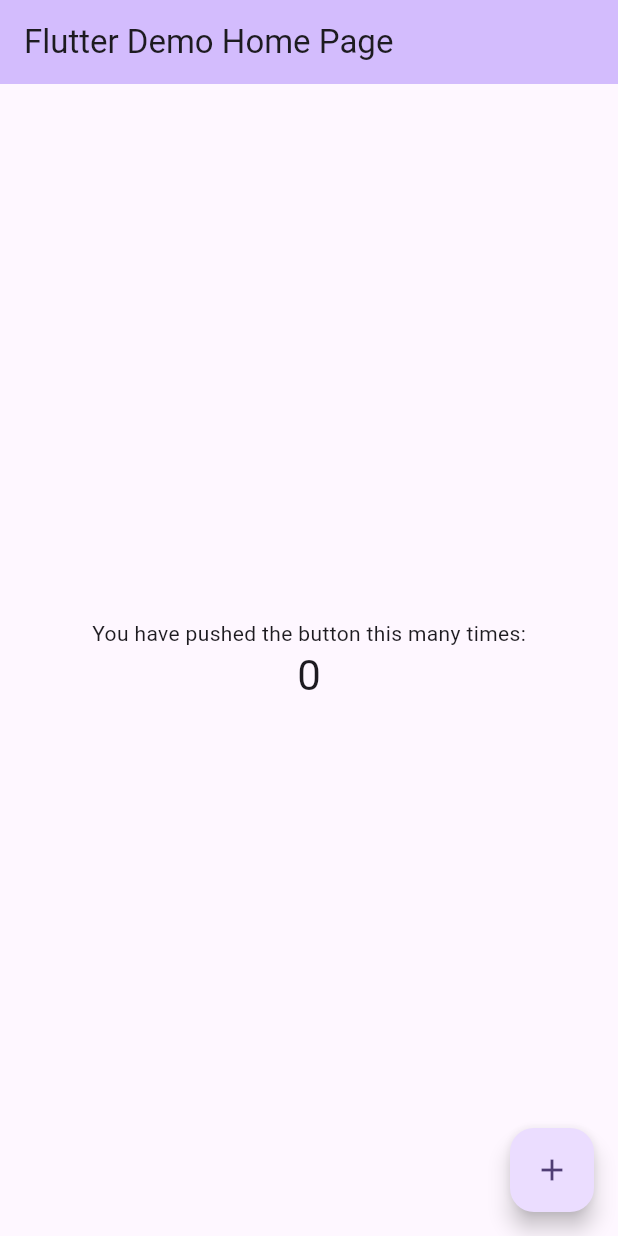
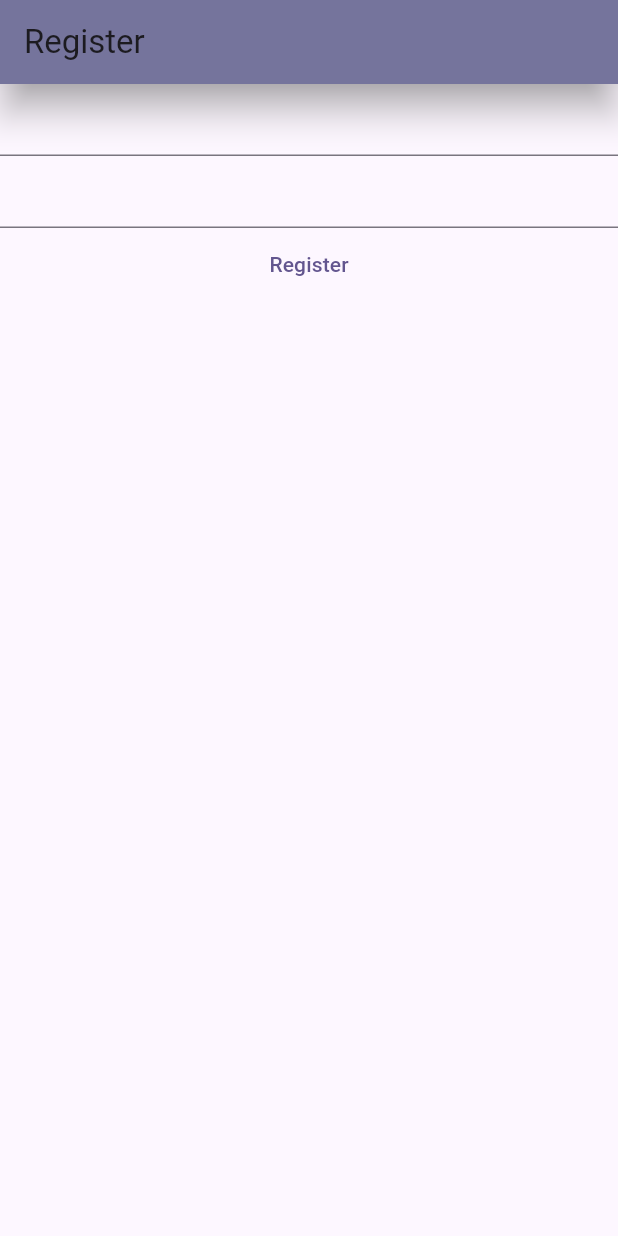
Before and after one commit to youssefojeil/flutter-note-taker, a Flutter app: the screen it shows after launch, on a phone screen of 412 x 824 dp. Run offline on Flutter 3.47's test engine with Material 3 defaults, Android fonts, the phone set to English and light mode, and no system bars.

Commit message:
setup flutter firebase project, set up stateful widget for hompeage, two textfield widgets and a text button widget

```diff
--- a/lib/main.dart
+++ b/lib/main.dart
@@ -1,125 +1,69 @@
 import 'package:flutter/material.dart';
 
 void main() {
-  runApp(const MyApp());
+  runApp(
+    MaterialApp(
+        title: 'Flutter Demo',
+        theme: ThemeData(
+          colorScheme: ColorScheme.fromSeed(seedColor: Colors.deepPurpleAccent),
+          useMaterial3: true,
+        ),
+        home: const HomePage()),
+  );
 }
 
-class MyApp extends StatelessWidget {
-  const MyApp({super.key});
+void _registerUser() async {}
 
-  // This widget is the root of your application.
+class HomePage extends StatefulWidget {
+  const HomePage({super.key});
+
   @override
-  Widget build(BuildContext context) {
-    return MaterialApp(
-      title: 'Flutter Demo',
-      theme: ThemeData(
-        // This is the theme of your application.
-        //
-        // TRY THIS: Try running your application with "flutter run". You'll see
-        // the application has a purple toolbar. Then, without quitting the app,
-        // try changing the seedColor in the colorScheme below to Colors.green
-        // and then invoke "hot reload" (save your changes or press the "hot
-        // reload" button in a Flutter-supported IDE, or press "r" if you used
-        // the command line to start the app).
-        //
-        // Notice that the counter didn't reset back to zero; the application
-        // state is not lost during the reload. To reset the state, use hot
-        // restart instead.
-        //
-        // This works for code too, not just values: Most code changes can be
-        // tested with just a hot reload.
-        colorScheme: ColorScheme.fromSeed(seedColor: Colors.deepPurple),
-        useMaterial3: true,
-      ),
-      home: const MyHomePage(title: 'Flutter Demo Home Page'),
-    );
-  }
+  State<HomePage> createState() => _HomePageState();
 }
 
-class MyHomePage extends StatefulWidget {
-  const MyHomePage({super.key, required this.title});
+class _HomePageState extends State<HomePage> {
+  late final TextEditingController _email;
+  late final TextEditingController _password;
 
-  // This widget is the home page of your application. It is stateful, meaning
-  // that it has a State object (defined below) that contains fields that affect
-  // how it looks.
+// inits function. create controllers
+  @override
+  void initState() {
+    _email = TextEditingController();
+    _password = TextEditingController();
+    super.initState();
+  }
 
-  // This class is the configuration for the state. It holds the values (in this
-  // case the title) provided by the parent (in this case the App widget) and
-  // used by the build method of the State. Fields in a Widget subclass are
-  // always marked "final".
-
-  final String title;
-
+  // dispose function, dispose controllers
   @override
-  State<MyHomePage> createState() => _MyHomePageState();
-}
-
-class _MyHomePageState extends State<MyHomePage> {
-  int _counter = 0;
-
-  void _incrementCounter() {
-    setState(() {
-      // This call to setState tells the Flutter framework that something has
-      // changed in this State, which causes it to rerun the build method below
-      // so that the display can reflect the updated values. If we changed
-      // _counter without calling setState(), then the build method would not be
-      // called again, and so nothing would appear to happen.
-      _counter++;
-    });
+  void dispose() {
+    _email.dispose();
+    _password.dispose();
+    super.dispose();
   }
 
   @override
   Widget build(BuildContext context) {
-    // This method is rerun every time setState is called, for instance as done
-    // by the _incrementCounter method above.
-    //
-    // The Flutter framework has been optimized to make rerunning build methods
-    // fast, so that you can just rebuild anything that needs updating rather
-    // than having to individually change instances of widgets.
     return Scaffold(
       appBar: AppBar(
-        // TRY THIS: Try changing the color here to a specific color (to
-        // Colors.amber, perhaps?) and trigger a hot reload to see the AppBar
-        // change color while the other colors stay the same.
-        backgroundColor: Theme.of(context).colorScheme.inversePrimary,
-        // Here we take the value from the MyHomePage object that was created by
-        // the App.build method, and use it to set our appbar title.
-        title: Text(widget.title),
+        title: const Text("Register"),
+        backgroundColor: const Color.fromARGB(255, 120, 120, 158),
+        elevation: 10.0,
+        shadowColor: Colors.grey,
       ),
-      body: Center(
-        // Center is a layout widget. It takes a single child and positions it
-        // in the middle of the parent.
-        child: Column(
-          // Column is also a layout widget. It takes a list of children and
-          // arranges them vertically. By default, it sizes itself to fit its
-          // children horizontally, and tries to be as tall as its parent.
-          //
-          // Column has various properties to control how it sizes itself and
-          // how it positions its children. Here we use mainAxisAlignment to
-          // center the children vertically; the main axis here is the vertical
-          // axis because Columns are vertical (the cross axis would be
-          // horizontal).
-          //
-          // TRY THIS: Invoke "debug painting" (choose the "Toggle Debug Paint"
-          // action in the IDE, or press "p" in the console), to see the
-          // wireframe for each widget.
-          mainAxisAlignment: MainAxisAlignment.center,
-          children: <Widget>[
-            const Text(
-              'You have pushed the button this many times:',
-            ),
-            Text(
-              '$_counter',
-              style: Theme.of(context).textTheme.headlineMedium,
-            ),
-          ],
-        ),
+      body: Column(
+        children: [
+          TextField(
+            controller: _email,
+          ),
+          TextField(
+            controller: _password,
+          ),
+          TextButton(
+            onPressed: _registerUser,
+            child: Text('Register'),
+          ),
+        ],
       ),
-      floatingActionButton: FloatingActionButton(
-        onPressed: _incrementCounter,
-        tooltip: 'Increment',
-        child: const Icon(Icons.add),
-      ), // This trailing comma makes auto-formatting nicer for build methods.
     );
   }
 }
```
Also changed, not shown: 8 other files.
